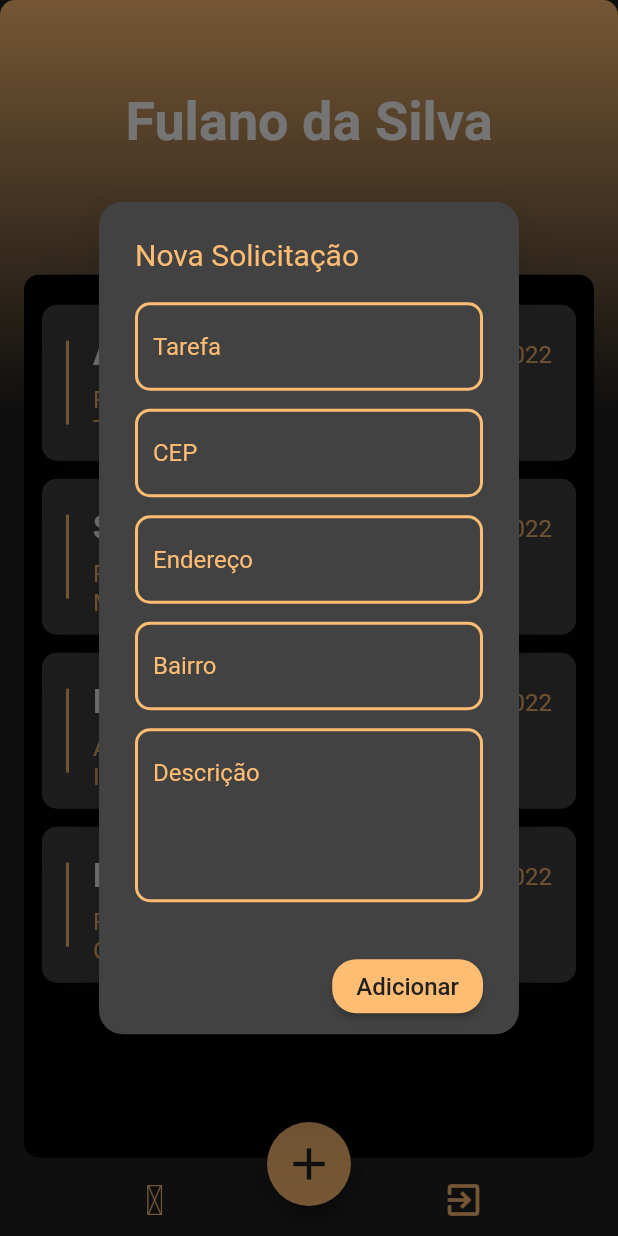
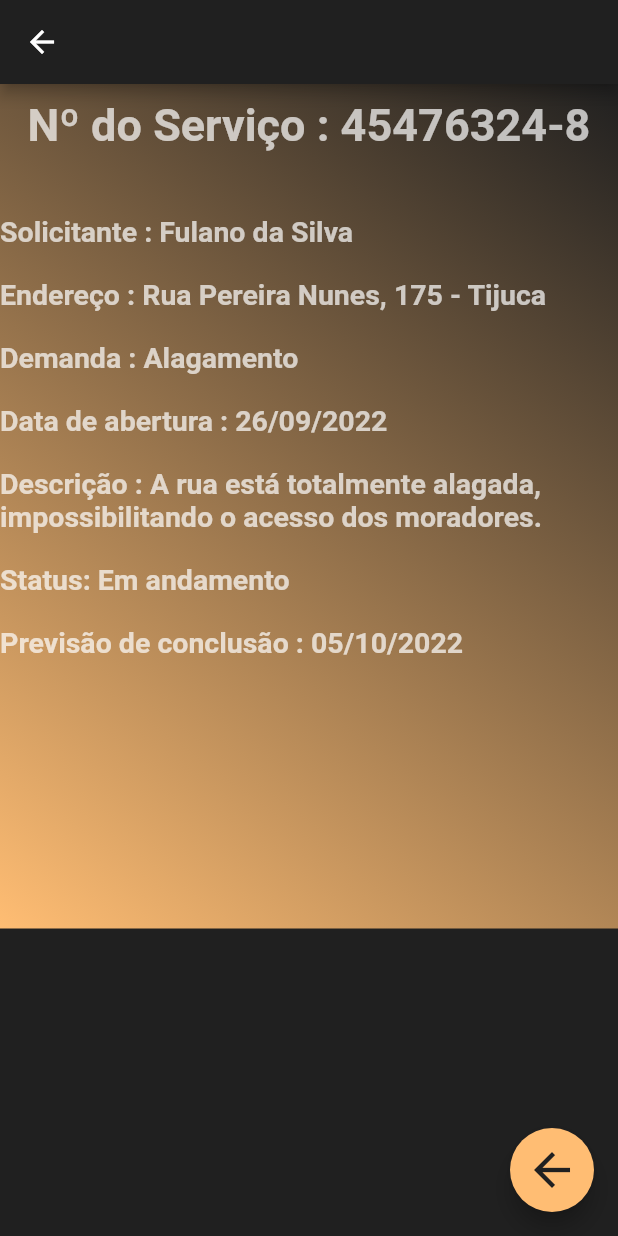
Before and after one commit to Rafaelveloso11/smartcity, a Flutter app: the HomeScreen screen opened directly, after a tap on "Alagamento", on a phone screen of 412 x 824 dp. Run offline on Flutter 3.47's test engine with Material 2 defaults, Android fonts, the phone set to English and light mode, and no system bars; drawn by our look-alikes of flutter_slidable; statements that could not run were skipped.

Commit message:
detalhes serviço

```diff
--- a/lib/home_screen.dart
+++ b/lib/home_screen.dart
@@ -7,8 +7,6 @@ import 'package:smartcity/model/task.dart';
 import 'package:smartcity/signin_screen.dart';
 import 'package:smartcity/widget/card_widget.dart';
 import 'package:smartcity/widget/form_widget.dart';
-
-import 'archive_page.dart';
 
 class HomeScreen extends StatefulWidget {
   const HomeScreen({Key? key}) : super(key: key);
@@ -88,6 +86,7 @@ class _HomeScreenState extends State<HomeScreen> {
                     itemBuilder: (context, index) {
                       return CardWidget(
                         task: newList[index],
+                        perfil: 'cidadao',
                       );
                     },
                     itemCount: newList.length,
--- a/lib/register_screen.dart
+++ b/lib/register_screen.dart
@@ -10,7 +10,6 @@ class RegisterScreen extends StatefulWidget {
 }
 
 class _RegisterScreenState extends State<RegisterScreen> {
-  final form = GlobalKey<FormState>();
   final List<String> lstProfile = ["Cidadao", "Org. Municipal", "Eq. de Campo"];
   String profile = "Cidadao";
   bool showTextField = false;
--- a/lib/widget/card_widget.dart
+++ b/lib/widget/card_widget.dart
@@ -1,17 +1,21 @@
+// ignore_for_file: prefer_const_constructors
+
 import 'package:flutter/material.dart';
 import 'package:flutter_slidable/flutter_slidable.dart';
 import 'package:intl/intl.dart';
 import 'package:smartcity/constants.dart';
+import 'package:smartcity/widget/managerTaskShow_widget.dart';
+import 'package:smartcity/widget/showTaskDetail_widget.dart';
+import 'package:smartcity/widget/teamTaskShow_widget.dart';
 
 import '../model/task.dart';
 import 'form_widget.dart';
 
 class CardWidget extends StatelessWidget {
   final Task task;
-  const CardWidget({
-    Key? key,
-    required this.task,
-  }) : super(key: key);
+  final String perfil;
+  const CardWidget({Key? key, required this.task, required this.perfil})
+      : super(key: key);
 
   @override
   Widget build(BuildContext context) {
@@ -47,11 +51,18 @@ class CardWidget extends StatelessWidget {
         ),
         child: GestureDetector(
           onTap: () {
-            showDialog(
-                context: context,
-                builder: (context) {
-                  return const FormWidget();
-                });
+            Navigator.push(context, MaterialPageRoute(builder: (context) {
+              switch (perfil) {
+                case 'Cidadao':
+                  return const ShowTaskDetailWidget();
+                case 'Org. Municipal':
+                  return const ManagerTaskShowWidget();
+                case 'Eq. de Campo':
+                  return TeamTaskShowWidget();
+                default:
+              }
+              return ShowTaskDetailWidget();
+            }));
           },
           child: Card(
             elevation: 8,
--- /dev/null
+++ b/lib/widget/showTaskDetail_widget.dart
@@ -0,0 +1,138 @@
+// ignore_for_file: prefer_const_constructors, avoid_unnecessary_containers, prefer_const_literals_to_create_immutables
+
+import 'package:flutter/material.dart';
+import 'package:smartcity/constants.dart';
+import 'package:smartcity/home_screen.dart';
+
+class ShowTaskDetailWidget extends StatefulWidget {
+  const ShowTaskDetailWidget({Key? key}) : super(key: key);
+
+  @override
+  State<ShowTaskDetailWidget> createState() => _ShowTaskDetailWidgetState();
+}
+
+class _ShowTaskDetailWidgetState extends State<ShowTaskDetailWidget> {
+  @override
+  Widget build(BuildContext context) {
+    final size = MediaQuery.of(context).size;
+    return Scaffold(
+      appBar: AppBar(backgroundColor: kBackGroundColor),
+      body: ListView(
+        children: <Widget>[
+          Container(
+            decoration: BoxDecoration(
+              gradient: LinearGradient(
+                colors: [kPrimaryColor, kBackGroundColor],
+                begin: Alignment.bottomLeft,
+                end: Alignment.topRight,
+              ),
+            ),
+            child: Container(
+              child: Column(
+                children: <Widget>[
+                  Container(
+                    alignment: Alignment.center,
+                    margin: EdgeInsets.only(top: 10.0, bottom: 10.0),
+                    child: Text("Nº do Serviço : 45476324-8",
+                        style: TextStyle(
+                            color: Colors.white70,
+                            fontWeight: FontWeight.bold,
+                            fontSize: 30.0)),
+                  ),
+                  const SizedBox(
+                    height: 22,
+                  ),
+                  Container(
+                    alignment: Alignment.centerLeft,
+                    margin: EdgeInsets.only(top: 10.0, bottom: 10.0),
+                    child: Text("Solicitante : Fulano da Silva",
+                        style: TextStyle(
+                            color: Colors.white70,
+                            fontWeight: FontWeight.bold,
+                            fontSize: 19.0)),
+                  ),
+                  Container(
+                      alignment: Alignment.centerLeft,
+                      margin: EdgeInsets.only(top: 10.0, bottom: 10.0),
+                      child: Text("Endereço : Rua Pereira Nunes, 175 - Tijuca",
+                          style: TextStyle(
+                              color: Colors.white70,
+                              fontWeight: FontWeight.bold,
+                              fontSize: 19.0))),
+                  Container(
+                      alignment: Alignment.centerLeft,
+                      margin: EdgeInsets.only(top: 10.0, bottom: 10.0),
+                      child: Text("Demanda : Alagamento",
+                          style: TextStyle(
+                              color: Colors.white70,
+                              fontWeight: FontWeight.bold,
+                              fontSize: 19.0))),
+                  Container(
+                      alignment: Alignment.centerLeft,
+                      margin: EdgeInsets.only(top: 10.0, bottom: 10.0),
+                      child: Text("Data de abertura : 26/09/2022",
+                          style: TextStyle(
+                              color: Colors.white70,
+                              fontWeight: FontWeight.bold,
+                              fontSize: 19.0))),
+                  Container(
+                      alignment: Alignment.centerLeft,
+                      margin: EdgeInsets.only(top: 10.0, bottom: 10.0),
+                      child: Text(
+                          "Descrição : A rua está totalmente alagada, impossibilitando o acesso dos moradores. ",
+                          style: TextStyle(
+                              color: Colors.white70,
+                              fontWeight: FontWeight.bold,
+                              fontSize: 19.0))),
+                  Container(
+                      alignment: Alignment.centerLeft,
+                      margin: EdgeInsets.only(top: 10.0, bottom: 10.0),
+                      child: Text("Status: Em andamento",
+                          style: TextStyle(
+                              color: Colors.white70,
+                              fontWeight: FontWeight.bold,
+                              fontSize: 19.0))),
+                  Container(
+                      alignment: Alignment.centerLeft,
+                      margin: EdgeInsets.only(top: 10.0, bottom: 10.0),
+                      child: Text("Previsão de conclusão : 05/10/2022",
+                          style: TextStyle(
+                              color: Colors.white70,
+                              fontWeight: FontWeight.bold,
+                              fontSize: 19.0))),
+                  Container(
+                    alignment: Alignment.centerLeft,
+                    margin: EdgeInsets.only(
+                        left: 30.0, top: 100.0, bottom: 30.0, right: 30.0),
+                    child: Row(
+                      children: <Widget>[
+                        Container(
+                          margin: EdgeInsets.all(20.0),
+                        )
+                      ],
+                    ),
+                  )
+                ],
+              ),
+            ),
+          ),
+        ],
+      ),
+      floatingActionButton: FloatingActionButton(
+        onPressed: () {
+          showDialog(
+              context: context,
+              builder: (context) {
+                return const HomeScreen();
+              });
+        },
+        backgroundColor: kPrimaryColor,
+        foregroundColor: kBackGroundColor,
+        child: const Icon(
+          Icons.arrow_back,
+          size: 36,
+        ),
+      ),
+    );
+  }
+}
```
Also changed, not shown: lib/archive_page.dart (deleted, +0 -166 lines), lib/widget/managerTaskShow_widget.dart (added, +179 -0 lines), lib/widget/teamTaskShow_widget.dart (added, +172 -0 lines).
